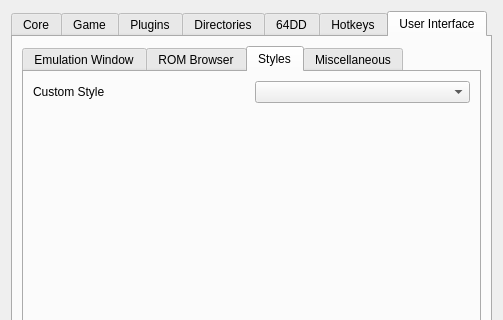
Qt form Source/RMG/UserInterface/Dialog/SettingsDialog.ui (yeager/RMG) before a commit; both pictures show x 0 to 503 and y 0 to 320 of the 503 by 668 pixel window.
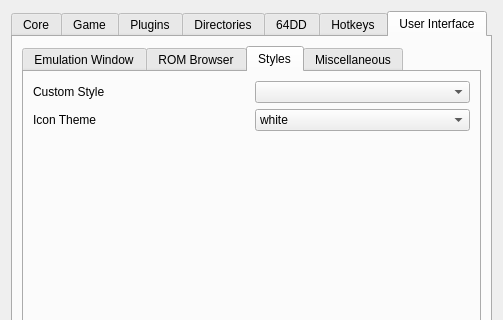
The same form after that commit. The open tabs and pages were chosen to show the change. Icons and pictures are not drawn. Custom widgets are drawn as their Qt base class.

The edit to the form file:
```diff
--- a/Source/RMG/UserInterface/Dialog/SettingsDialog.ui
+++ b/Source/RMG/UserInterface/Dialog/SettingsDialog.ui
@@ -1920,6 +1920,31 @@
                  </item>
                 </layout>
                </item>
+               <item>
+                <layout class="QHBoxLayout" name="horizontalLayout_7">
+                 <item>
+                  <widget class="QLabel" name="label_6">
+                   <property name="text">
+                    <string>Icon Theme</string>
+                   </property>
+                  </widget>
+                 </item>
+                 <item>
+                  <widget class="QComboBox" name="iconThemeComboBox">
+                   <item>
+                    <property name="text">
+                     <string>white</string>
+                    </property>
+                   </item>
+                   <item>
+                    <property name="text">
+                     <string>black</string>
+                    </property>
+                   </item>
+                  </widget>
+                 </item>
+                </layout>
+               </item>
                <item>
                 <spacer name="verticalSpacer_9">
                  <property name="orientation">
```
